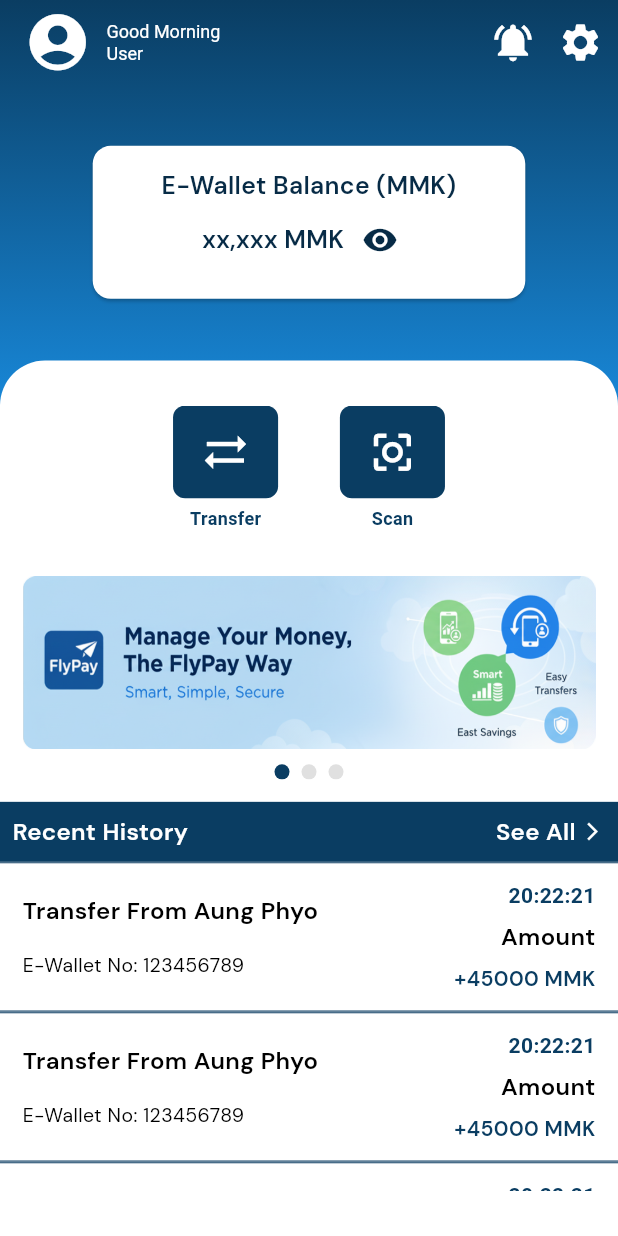
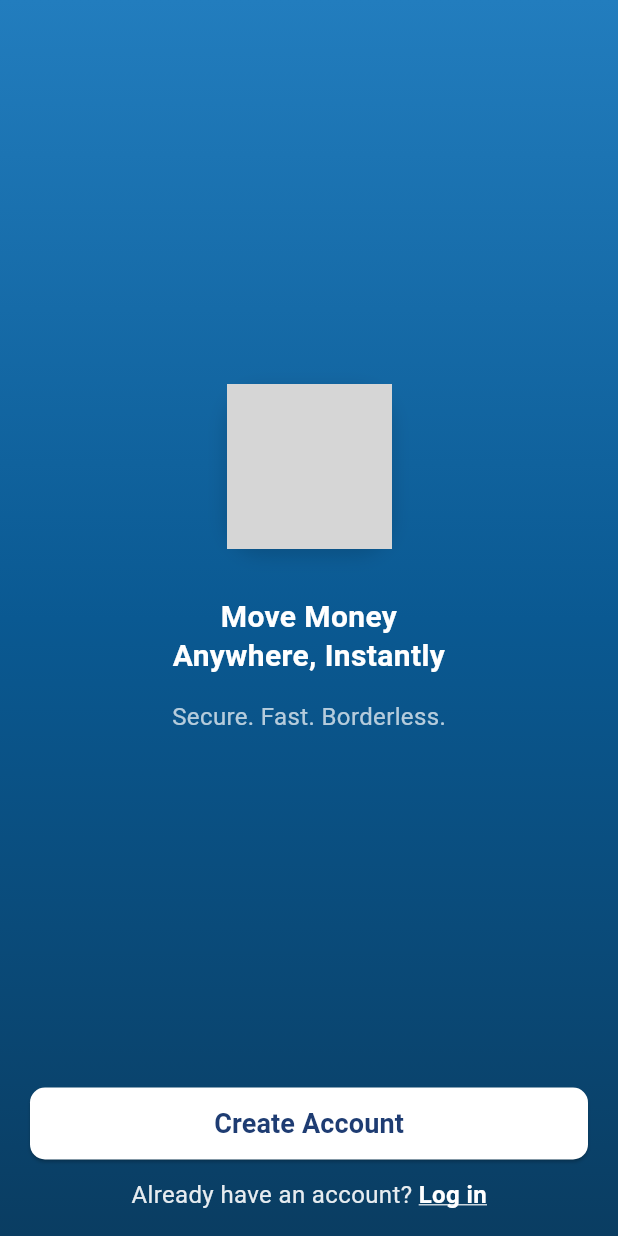
Before and after one commit to one-project-one-month/user-banking-app-flutter, a Flutter app: the screen it shows after launch, on a phone screen of 412 x 824 dp. Run offline on Flutter 3.47's test engine with Material 3 defaults, Android fonts, the phone set to English and light mode, and no system bars; drawn by our look-alikes of carousel_slider, smooth_page_indicator; our stand-ins replace another_flushbar, bloc, camera, dropdown_button2, equatable, flutter_bloc and 5 more; missing offline and left inert: mobile_scanner; accounts and stored records are empty; grey boxes are pictures that could not be loaded.

```diff
--- a/lib/Routes/app_routes.dart
+++ b/lib/Routes/app_routes.dart
@@ -5,9 +5,10 @@ import 'package:banking_app/screens/KYC/document/views/upload_document.dart';
 import 'package:banking_app/screens/KYC/document/views/upload_document_dl.dart';
 import 'package:banking_app/screens/KYC/document/views/upload_document_passport.dart';
 import 'package:banking_app/screens/KYC/face_authentication/let_start_screen.dart';
+import 'package:banking_app/screens/Main/home_screen.dart';
 import 'package:banking_app/screens/QR/qr.dart';
 
-import 'package:banking_app/screens/Main/main_screen.dart';
+import 'package:banking_app/screens/auth/views/main_screen.dart';
 import 'package:banking_app/screens/auth/views/login_screen.dart';
 import 'package:banking_app/screens/auth/views/welcome_screen.dart';
 import 'package:banking_app/screens/auth/views/opt_screen.dart';
@@ -33,6 +34,7 @@ class AppRoutes {
   static const String faceAuthentication = '/face-authentication';
   static const String faceAuthLetStart = '/face-auth-let-start';
   static const String qr = '/qr';
+  static const String home_screen = '/home-screen';
 
   // Add more routes as your app grows
   // static const String login = '/login';
@@ -42,33 +44,24 @@ class AppRoutes {
     switch (settings.name) {
       case splash:
         return MaterialPageRoute(builder: (_) => const SplashScreen(), settings: settings);
-        return MaterialPageRoute(
-          builder: (_) => const SplashScreen(),
-          settings: settings,
-        );
+
       case welcome:
-        return MaterialPageRoute(
-          builder: (_) => const WelcomeScreen(),
-          settings: settings,
-        );
+        return MaterialPageRoute(builder: (_) => const WelcomeScreen(), settings: settings);
       case signup:
         return MaterialPageRoute(builder: (_) => const SignupScreen(), settings: settings);
-        return MaterialPageRoute(
-          builder: (_) => const SignupScreen(),
-          settings: settings,
-        );
-       case otp:
-  final args = settings.arguments as Map?;
-  final destination = args?['destination'] as String?;
-  return MaterialPageRoute(
-    builder: (_) => OtpScreen(destination: destination),
-    settings: settings,
-  );
+
+      case otp:
+        final args = settings.arguments as Map?;
+        final destination = args?['destination'] as String?;
+        return MaterialPageRoute(builder: (_) => OtpScreen(destination: destination), settings: settings);
 
       case login:
         return MaterialPageRoute(builder: (_) => const LoginScreen(), settings: settings);
       case main:
         return MaterialPageRoute(builder: (_) => const MainScreen(), settings: settings);
+
+      case home_screen:
+        return MaterialPageRoute(builder: (_) => const HomeScreen(), settings: settings);
 
       case personalInfo:
         return MaterialPageRoute(builder: (_) => const PersonalInfoScreen(), settings: settings);
@@ -145,6 +138,4 @@ class AppRoutes {
     final result = await navigateTo<bool>(context, uploadDocumentDL);
     return result;
   }
-
-
 }
--- a/lib/screens/Main/main_screen.dart
+++ b/lib/screens/Main/home_screen.dart
@@ -6,14 +6,14 @@ import 'package:carousel_slider/carousel_slider.dart';
 import 'package:flutter/material.dart';
 import 'package:smooth_page_indicator/smooth_page_indicator.dart';
 
-class MainScreen extends StatefulWidget {
-  const MainScreen({super.key});
+class HomeScreen extends StatefulWidget {
+  const HomeScreen({super.key});
 
   @override
-  State<MainScreen> createState() => _MainScreenState();
+  State<HomeScreen> createState() => _MainScreenState();
 }
 
-class _MainScreenState extends State<MainScreen> {
+class _MainScreenState extends State<HomeScreen> {
   bool isVisible = false;
   List<Widget> adList = [
     AdsContainer(backgroundImage: 'assets/ad_img.png'),
--- a/lib/screens/auth/services/api_service.dart
+++ b/lib/screens/auth/services/api_service.dart
@@ -9,15 +9,13 @@ import '../models/registration_options.dart';
 /// If [baseUrl] is not provided the service will simulate responses locally
 /// (useful for development without a backend).
 class ApiService {
-  String? baseUrl = "https://banking-dummy-backend.onrender.com";
+  String? baseUrl = "http://localhost:7777";
   final http.Client _client;
 
-  ApiService({this.baseUrl, http.Client? client})
-    : _client = client ?? http.Client();
+  ApiService({this.baseUrl, http.Client? client}) : _client = client ?? http.Client();
 
   Uri _uri(String path) {
-    if (baseUrl == null)
-      throw StateError('No baseUrl configured for ApiService');
+    if (baseUrl == null) throw StateError('No baseUrl configured for ApiService');
     return Uri.parse(baseUrl! + path);
   }
 
@@ -45,17 +43,9 @@ class ApiService {
     try {
       final decoded = json.decode(res.body);
       if (decoded is Map<String, dynamic>) {
-        final serverMsg =
-            decoded['message'] ??
-            decoded['error'] ??
-            decoded['detail'] ??
-            decoded['errors'] ??
-            null;
+        final serverMsg = decoded['message'] ?? decoded['error'] ?? decoded['detail'] ?? decoded['errors'] ?? null;
         if (serverMsg != null) {
-          throw HttpException(
-            'Register failed: $serverMsg',
-            uri: _uri('/register'),
-          );
+          throw HttpException('Register failed: $serverMsg', uri: _uri('/register'));
         }
       }
     } catch (_) {}
@@ -80,17 +70,9 @@ class ApiService {
     try {
       final decoded = json.decode(res.body);
       if (decoded is Map<String, dynamic>) {
-        final serverMsg =
-            decoded['message'] ??
-            decoded['error'] ??
-            decoded['detail'] ??
-            decoded['errors'] ??
-            null;
+        final serverMsg = decoded['message'] ?? decoded['error'] ?? decoded['detail'] ?? decoded['errors'] ?? null;
         if (serverMsg != null) {
-          throw HttpException(
-            'Login failed: $serverMsg',
-            uri: _uri('/api/auth/login'),
-          );
+          throw HttpException('Login failed: $serverMsg', uri: _uri('/api/auth/login'));
         }
       }
     } catch (_) {
@@ -98,15 +80,12 @@ class ApiService {
     }
 
     final fallback = res.reasonPhrase ?? 'HTTP ${res.statusCode}';
-    throw HttpException(
-      'Login failed: $fallback',
-      uri: _uri('/api/auth/login'),
-    );
+    throw HttpException('Login failed: $fallback', uri: _uri('/api/auth/login'));
   }
 
   /// Request an OTP to be sent to [destination] (phone or email).
   /// Returns true when the request was accepted.
- Future<Map<String, dynamic>>  requestOtp(String destination) async {
+  Future<Map<String, dynamic>> requestOtp(String destination) async {
     if (baseUrl == null) {
       await Future.delayed(const Duration(milliseconds: 300));
       return {'success': true, 'message': 'Simulated OTP request (no base URL)'};
@@ -115,8 +94,7 @@ class ApiService {
     final res = await _client.post(
       _uri('/api/auth/register/email/verify'),
       headers: {'Content-Type': 'application/json'},
-    body: json.encode(
-      {'email': destination}),
+      body: json.encode({'email': destination}),
     );
 
     try {
@@ -139,12 +117,8 @@ class ApiService {
       return {'success': false, 'message': 'Invalid server response: $e'};
     }
 
-  return {
-    'success': false,
-    'message': 'Unexpected error: ${res.reasonPhrase ?? res.statusCode}'
-  };
+    return {'success': false, 'message': 'Unexpected error: ${res.reasonPhrase ?? res.statusCode}'};
   }
-
 
   /// Confirm OTP [code] for [destination]. Returns a [Token] on success.
   Future<Token> confirmOtp(String destination, String code) async {
@@ -181,13 +155,9 @@ class ApiService {
     try {
       final decoded = json.decode(res.body);
       if (decoded is Map<String, dynamic>) {
-        final serverMsg =
-            decoded['message'] ?? decoded['error'] ?? decoded['detail'];
+        final serverMsg = decoded['message'] ?? decoded['error'] ?? decoded['detail'];
         if (serverMsg != null) {
-          throw HttpException(
-            'OTP confirmation failed: $serverMsg',
-            uri: _uri('/otp/confirm'),
-          );
+          throw HttpException('OTP confirmation failed: $serverMsg', uri: _uri('/otp/confirm'));
         }
       }
     } catch (_) {}
@@ -222,21 +192,14 @@ class ApiService {
     try {
       final decoded = json.decode(res.body);
       if (decoded is Map<String, dynamic>) {
-        final serverMsg =
-            decoded['message'] ?? decoded['error'] ?? decoded['detail'];
+        final serverMsg = decoded['message'] ?? decoded['error'] ?? decoded['detail'];
         if (serverMsg != null) {
-          throw HttpException(
-            'Create password failed: $serverMsg',
-            uri: _uri('/api/auth/create-password'),
-          );
+          throw HttpException('Create password failed: $serverMsg', uri: _uri('/api/auth/create-password'));
         }
       }
     } catch (_) {}
 
-    throw HttpException(
-      'Create password failed',
-      uri: _uri('/api/auth/create-password'),
-    );
+    throw HttpException('Create password failed', uri: _uri('/api/auth/create-password'));
   }
 
   /// Fetch registration template for personal details (gender & nationality options)
@@ -246,9 +209,7 @@ class ApiService {
       return RegistrationOptions.empty();
     }
 
-    final res = await _client.get(
-      _uri('/api/auth/register/personal-details/template'),
-    );
+    final res = await _client.get(_uri('/api/auth/register/personal-details/template'));
     if (res.statusCode >= 200 && res.statusCode < 300) {
       final Map<String, dynamic> jsonBody = json.decode(res.body);
       return RegistrationOptions.fromJson(jsonBody);
@@ -257,8 +218,7 @@ class ApiService {
     try {
       final decoded = json.decode(res.body);
       if (decoded is Map<String, dynamic>) {
-        final serverMsg =
-            decoded['message'] ?? decoded['error'] ?? decoded['detail'];
+        final serverMsg = decoded['message'] ?? decoded['error'] ?? decoded['detail'];
         if (serverMsg != null) {
           throw HttpException(
             'Fetch template failed: $serverMsg',
@@ -269,10 +229,7 @@ class ApiService {
     } catch (_) {}
 
     final fallback = res.reasonPhrase ?? 'HTTP ${res.statusCode}';
-    throw HttpException(
-      'Fetch template failed: $fallback',
-      uri: _uri('/auth/register/personal-details/template'),
-    );
+    throw HttpException('Fetch template failed: $fallback', uri: _uri('/auth/register/personal-details/template'));
   }
 
   void dispose() {
@@ -292,6 +249,5 @@ class HttpException implements Exception {
   final Uri? uri;
   HttpException(this.message, {this.uri});
   @override
-  String toString() =>
-      'HttpException: $message ${uri != null ? "(url: $uri)" : ''}';
+  String toString() => 'HttpException: $message ${uri != null ? "(url: $uri)" : ''}';
 }
--- /dev/null
+++ b/lib/screens/auth/views/main_screen.dart
@@ -0,0 +1,216 @@
+import 'package:banking_app/Routes/app_routes.dart';
+import 'package:banking_app/screens/auth/views/signup_screen.dart';
+import 'package:banking_app/screens/auth/widgets/app_logo.dart';
+import 'package:banking_app/screens/auth/widgets/button.dart';
+import 'package:banking_app/screens/auth/widgets/size.dart';
+import 'package:flutter/material.dart';
+
+class MainScreen extends StatefulWidget {
+  const MainScreen({super.key});
+
+  @override
+  State<MainScreen> createState() => _MainScreenState();
+}
+
+class _MainScreenState extends State<MainScreen>
+    with SingleTickerProviderStateMixin {
+  late AnimationController _controller;
+  late Animation<double> _logoFade;
+  late Animation<double> _contentFade;
+  late Animation<double> _buttonFade;
+  late Animation<Offset> _logoSlide;
+  late Animation<Offset> _contentSlide;
+  late Animation<Offset> _buttonSlide;
+
+  @override
+  void initState() {
+    super.initState();
+
+    _controller = AnimationController(
+      vsync: this,
+      duration: const Duration(seconds: 2),
+    );
+
+    // Staggered animation intervals
+    _logoFade = CurvedAnimation(
+      parent: _controller,
+      curve: const Interval(0.0, 0.4, curve: Curves.easeOut),
+    );
+    _contentFade = CurvedAnimation(
+      parent: _controller,
+      curve: const Interval(0.3, 0.7, curve: Curves.easeOut),
+    );
+    _buttonFade = CurvedAnimation(
+      parent: _controller,
+      curve: const Interval(0.6, 1.0, curve: Curves.easeOut),
+    );
+
+    // Slide from bottom slightly
+    _logoSlide = Tween(begin: const Offset(0, 0.3), end: Offset.zero).animate(
+      CurvedAnimation(parent: _controller, curve: const Interval(0.0, 0.4)),
+    );
+    _contentSlide = Tween(
+      begin: const Offset(0, 0.3),
+      end: Offset.zero,
+    ).animate(
+      CurvedAnimation(parent: _controller, curve: const Interval(0.3, 0.7)),
+    );
+    _buttonSlide = Tween(begin: const Offset(0, 0.3), end: Offset.zero).animate(
+      CurvedAnimation(parent: _controller, curve: const Interval(0.6, 1.0)),
+    );
+
+    _controller.forward();
+  }
+
+  @override
+  void dispose() {
+    _controller.dispose();
+    super.dispose();
+  }
+
+  @override
+  Widget build(BuildContext context) {
+    return Scaffold(
+      body: Container(
+        decoration: const BoxDecoration(
+          gradient: LinearGradient(
+            colors: [
+              Color(0xFF227DBE),
+              Color.fromARGB(255, 10, 89, 146),
+              Color(0xFF0A3D62),
+            ], // Blue gradient
+            begin: Alignment.topCenter,
+            end: Alignment.bottomCenter,
+          ),
+        ),
+        child: SafeArea(
+          child: Padding(
+            padding: EdgeInsets.symmetric(horizontal: CommonSize.s20(context)),
+            child: Column(
+              mainAxisAlignment: MainAxisAlignment.spaceBetween,
+              children: [
+                SizedBox(height: CommonSize.s20(context)),
+                Expanded(
+                  child: Column(
+                    mainAxisAlignment: MainAxisAlignment.center,
+                    children: [
+                      FadeTransition(
+                        opacity: _logoFade,
+                        child: SlideTransition(
+                          position: _logoSlide,
+                          child: AppLogo(
+                            width: 110,
+                            height: 110,
+                            borderRadius: 24,
+                            showShadow: true,
+                          ),
+                        ),
+                      ),
+                      SizedBox(height: CommonSize.s32(context)),
+                      FadeTransition(
+                        opacity: _contentFade,
+                        child: SlideTransition(
+                          position: _contentSlide,
+                          child: Column(
+                            children: [
+                              Text(
+                                "Move Money\nAnywhere, Instantly",
+                                textAlign: TextAlign.center,
+                                style: TextStyle(
+                                  fontSize: CommonSize.s20(context),
+                                  fontWeight: FontWeight.w700,
+                                  color: Colors.white,
+                                  height: 1.3,
+                                ),
+                              ),
+                              SizedBox(height: CommonSize.s16(context)),
+                              Text(
+                                "Secure. Fast. Borderless.",
+                                style: TextStyle(
+                                  fontSize: CommonSize.s16(context),
+                                  color: Colors.white70,
+                                ),
+                              ),
+                            ],
+                          ),
+                        ),
+                      ),
+                    ],
+                  ),
+                ),
+                FadeTransition(
+                  opacity: _buttonFade,
+                  child: SlideTransition(
+                    position: _buttonSlide,
+                    child: Column(
+                      crossAxisAlignment: CrossAxisAlignment.stretch,
+                      children: [
+                        customElevatedButton(
+                          // onPressed: () {
+                          //   AppRoutes.navigateTo(
+                          //     context,
+                          //     AppRoutes.personalInfo,
+                          //   );
+                          // },
+
+                          onPressed: () => Navigator.push(
+                            context,
+                            MaterialPageRoute(
+                              builder: (_) => const SignupScreen(),
+                            ),
+                          ),
+                          text: "Create Account",
+                          color: Colors.white,
+                          textColor: const Color(0xFF1E3C72),
+                          borderRadius: BorderRadius.circular(
+                            CommonSize.s10(context),
+                          ),
+                          height: CommonSize.s48(context),
+                          width: double.infinity,
+                          fontSize: CommonSize.s18(context),
+                          fontWeight: FontWeight.w600,
+                        ),
+                        SizedBox(height: CommonSize.s12(context)),
+                        Row(
+                          mainAxisAlignment: MainAxisAlignment.center,
+                          children: [
+                            Text(
+                              "Already have an account? ",
+                              style: TextStyle(
+                                color: Colors.white.withOpacity(0.9),
+                                fontSize: CommonSize.s16(context),
+                              ),
+                            ),
+                            GestureDetector(
+                              onTap: () {
+                                AppRoutes.navigateTo(
+                                  context,
+                                  AppRoutes.faceAuthentication,
+                                );
+                              },
+                              child: Text(
+                                "Log in",
+                                style: TextStyle(
+                                  color: Colors.white,
+                                  fontSize: CommonSize.s16(context),
+                                  decoration: TextDecoration.underline,
+                                  decorationColor: Colors.white,
+                                  fontWeight: FontWeight.w600,
+                                ),
+                              ),
+                            ),
+                          ],
+                        ),
+                      ],
+                    ),
+                  ),
+                ),
+                SizedBox(height: CommonSize.s16(context)),
+              ],
+            ),
+          ),
+        ),
+      ),
+    );
+  }
+}
--- a/lib/screens/auth/views/opt_screen.dart
+++ b/lib/screens/auth/views/opt_screen.dart
@@ -14,7 +14,7 @@ import 'package:banking_app/screens/auth/widgets/size.dart';
 import 'package:flutter_bloc/flutter_bloc.dart';
 
 class OtpScreen extends StatefulWidget {
-  final String? destination; // phone or email shown to user
+  final String? destination;
 
   const OtpScreen({Key? key, this.destination}) : super(key: key);
 
--- a/lib/screens/home.dart
+++ /dev/null
@@ -1,10 +0,0 @@
-import 'package:flutter/material.dart';
-
-class Home extends StatelessWidget {
-  const Home({super.key});
-
-  @override
-  Widget build(BuildContext context) {
-    return const Placeholder();
-  }
-}
```
Also changed, not shown: lib/screens/home/home_screen.dart (deleted, +0 -18 lines). Lines whose indentation alone changed are shown as unchanged.
